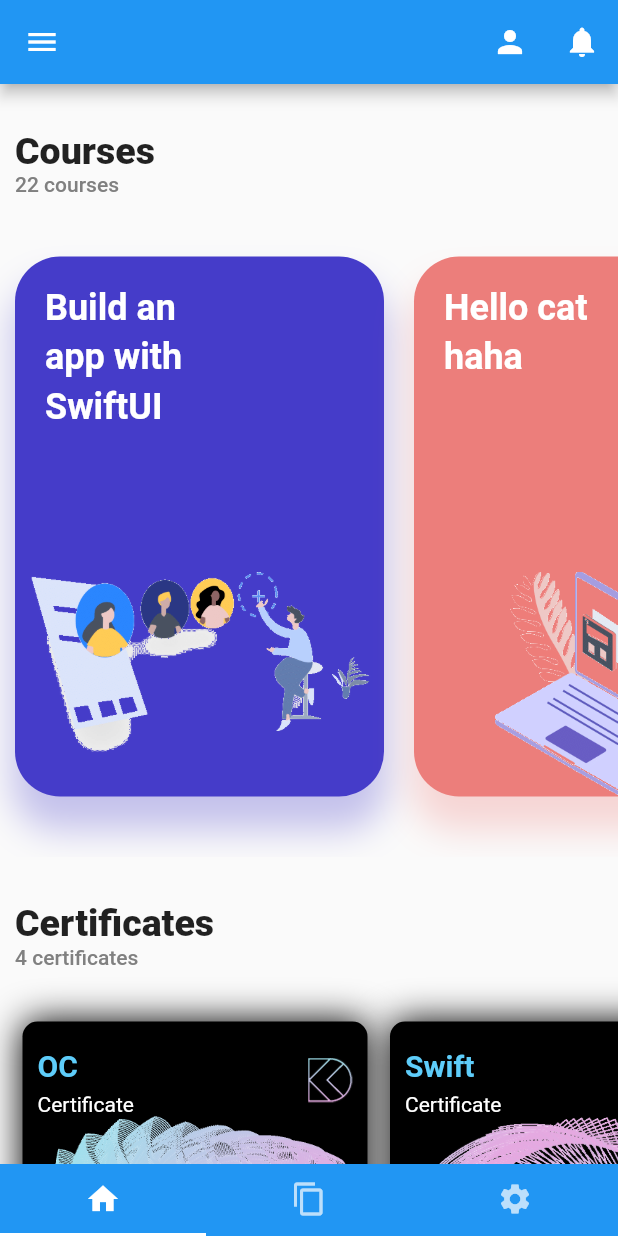
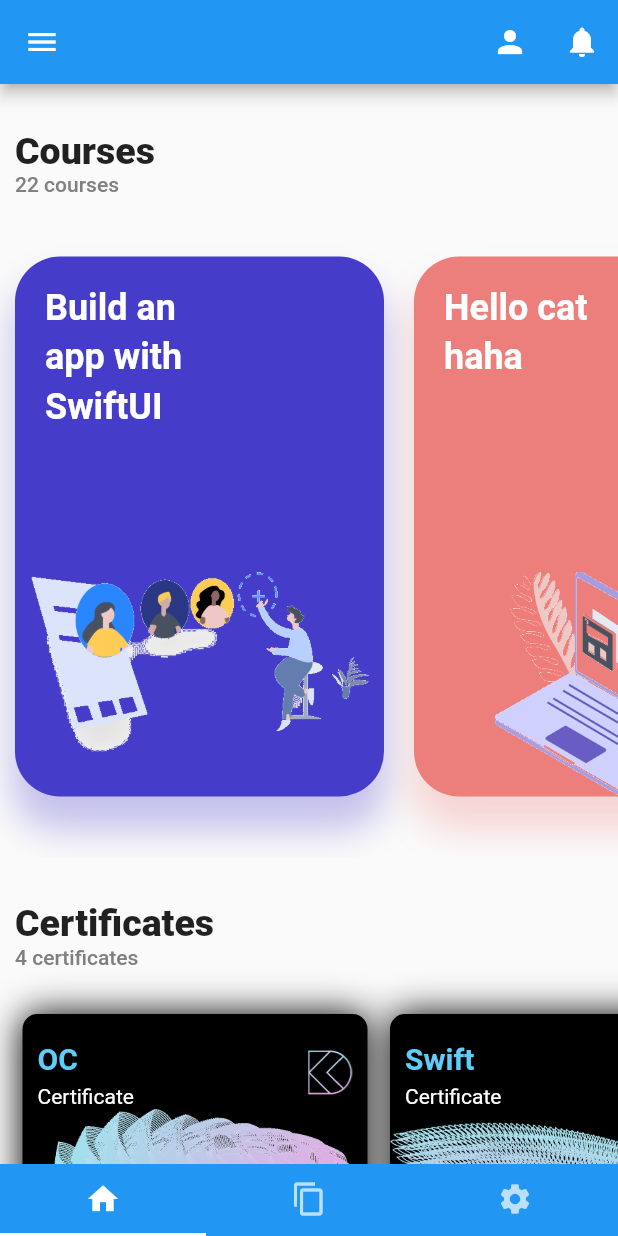
Before and after one commit to GavinHome/flutter_design_code, a Flutter app: the screen it shows after launch, on a phone screen of 412 x 824 dp. Run offline on Flutter 3.47's test engine with Material 2 defaults, Android fonts, the light colour scheme and no system bars; our stand-ins replace flutter_datetime_picker; missing offline and left inert: flutter_counter.

Commit message:
update home

```diff
--- a/lib/app.dart
+++ b/lib/app.dart
@@ -2,6 +2,7 @@
 import 'package:flutter_design_code/certificates/content.dart';
 import 'package:flutter_design_code/home/home.dart';
 import 'package:flutter_design_code/notifications/notification.dart';
+import 'package:flutter_design_code/settings/settings.dart';
 
 import 'certificates/certificates.dart';
 
@@ -49,7 +50,7 @@
         children: <Widget>[HomePage(), ContentView(), NotificationPage()],
         controller: controller,
       ),
-      //body: CertificationsPage(),
+      //body: SettingsPage(),
       bottomNavigationBar: Material(
         color: Colors.blue,
         child: TabBar(
--- a/lib/certificates/certificates.dart
+++ b/lib/certificates/certificates.dart
@@ -196,14 +196,14 @@
 
 List<CertificateModel> certificateData = [
   CertificateModel(
-      title: "OC", image: "assets/Certificate1.png", width: 230, height: 150),
+      title: "OC", image: "assets/Certificate1.png", width: 230, height: 160),
   CertificateModel(
       title: "Swift",
-      image: "assets/Certificate2.png",
+      image: "assets/Certificate3.png",
       width: 230,
-      height: 150),
+      height: 160),
   CertificateModel(
-      title: "Java", image: "assets/Certificate3.png", width: 230, height: 150),
+      title: "Java", image: "assets/Certificate1.png", width: 230, height: 160),
   CertificateModel(
-      title: "GO", image: "assets/Certificate4.png", width: 230, height: 150)
+      title: "GO", image: "assets/Certificate3.png", width: 230, height: 160)
 ];
--- a/lib/notifications/notification.dart
+++ b/lib/notifications/notification.dart
@@ -227,7 +227,7 @@
               tooltip: "Settings",
               onPressed: () {
                 Navigator.push(context,
-                    MaterialPageRoute(builder: (context) => SettingsPage()));
+                    MaterialPageRoute(builder: (context) => SettingsPages()));
               },
             ),
           ],
```
Also changed, not shown: lib/settings/settings.dart (+23 -2 lines).
